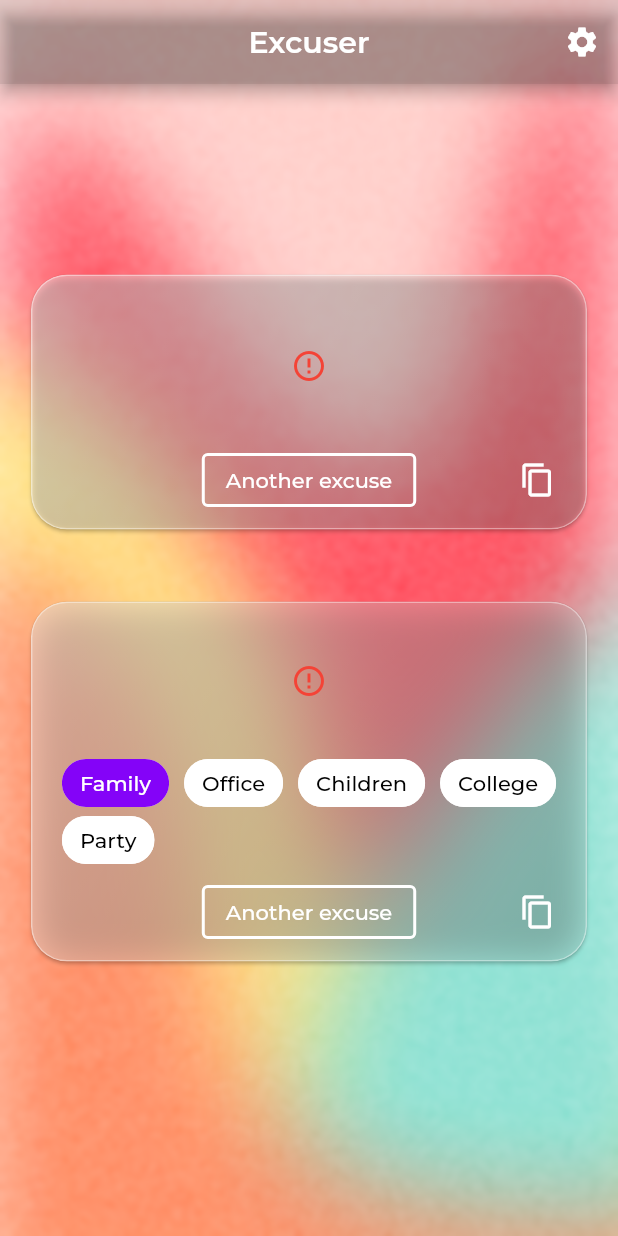
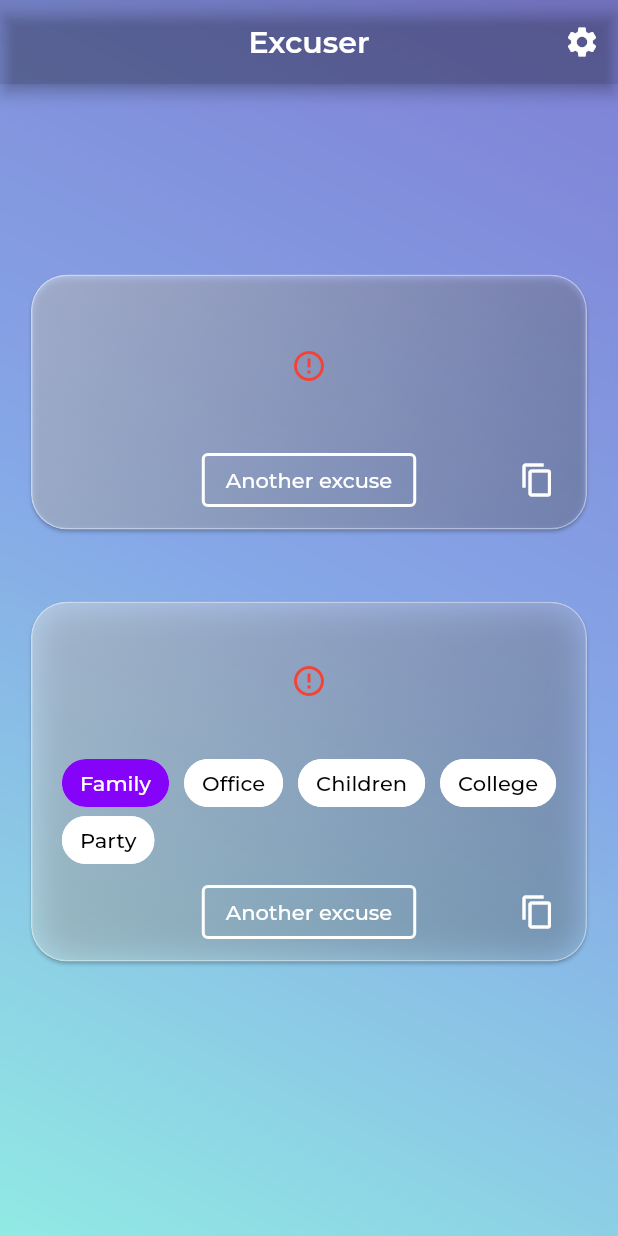
Before and after one commit to seyfettiny/excuserapp, a Flutter app: the screen it shows after launch, on a phone screen of 412 x 824 dp. Run offline on Flutter 3.47's test engine with Material 2 defaults, Android fonts, the phone set to English and light mode, and no system bars; drawn by our look-alikes of glass_kit, google_mobile_ads; our stand-ins replace bloc, drift, equatable, flutter_bloc, get_it, internet_connection_checker and 3 more; missing offline and left inert: drift_db_viewer; accounts and stored records are empty; generated files the repository leaves out were written again; network calls fail; project files that could hold a hidden picture were left out.

Commit message:
Replace background images with gradient colors.

```diff
--- a/lib/constants/app_constants.dart
+++ b/lib/constants/app_constants.dart
@@ -1,20 +1,25 @@
 import 'dart:io';
+import 'dart:ui';
 
 import 'package:google_mobile_ads/google_mobile_ads.dart';
 
 import '../../../../env/env.dart';
 
 class AppConstants {
-  static const backgrounds = [
-    'assets/images/2.png',
-    'assets/images/5.jpg',
-    'assets/images/13.jpg',
-    'assets/images/16.jpg',
-    'assets/images/21.jpg',
-    'assets/images/31.jpg',
-    'assets/images/45.jpg',
+  static const gradientBgColorPairs = [
+    [Color(0xFF12c2e9), Color(0xFFc471ed), Color(0xFFf64f59)],
+    [Color(0xFF373B44), Color(0xFF4286f4)],
+    [Color(0xFFFF0099), Color(0xFF493240)],
+    [Color(0xFF1f4037), Color(0xFF99f2c8)],
+    [Color(0xFF91EAE4), Color(0xFF86A8E7), Color(0xFF7F7FD5)],
+    [Color(0xFF240b36), Color(0xFF240b36)],
+    [Color(0xFFf12711), Color(0xFFf5af19)],
+    [Color(0xFF6be585), Color(0xFFdd3e54)],
+    [Color(0xFF8360c3), Color(0xFF2ebf91)],
+    [Color(0xFF654ea3), Color(0xFFeaafc8)],
+    [Color(0xFF333333), Color(0xFFdd1818)],
+    [Color(0xFFb20a2c), Color(0xFFfffbd5)],
   ];
-
   static final BannerAd bannerAd = BannerAd(
     //ca-app-pub-3940256099942544/6300978111
     adUnitId: Platform.isAndroid
--- a/lib/presentation/screens/home_screen.dart
+++ b/lib/presentation/screens/home_screen.dart
@@ -19,7 +19,8 @@ class HomeScreen extends StatelessWidget {
 
   @override
   Widget build(BuildContext context) {
-    var _randomIndex = RandomNum.random(0, AppConstants.backgrounds.length);
+    var _randomIndex =
+        RandomNum.random(0, AppConstants.gradientBgColorPairs.length);
     return Center(
       child: Scaffold(
         backgroundColor: Colors.green,
@@ -52,11 +53,11 @@ class HomeScreen extends StatelessWidget {
         ),
         body: Container(
           decoration: BoxDecoration(
-            image: DecorationImage(
-              image: AssetImage(AppConstants.backgrounds[_randomIndex]),
-              fit: BoxFit.cover,
-            ),
-          ),
+              gradient: LinearGradient(
+            begin: Alignment.bottomLeft,
+            end: Alignment.topRight,
+            colors: AppConstants.gradientBgColorPairs[_randomIndex],
+          )),
           alignment: Alignment.center,
           padding: const EdgeInsets.all(8),
           child: BackdropFilter(
--- a/pubspec.yaml
+++ b/pubspec.yaml
@@ -1,6 +1,6 @@
 name: excuserapp
 description: A new Flutter project.
-publish_to: 'none'
+publish_to: "none"
 version: 1.0.6+9
 
 environment:
@@ -30,7 +30,7 @@ dependencies:
 flutter_icons:
   android: true
   ios: true
-  image_path: 'assets/icon/icon.png'
+  image_path: "assets/icon/icon.png"
 
 dev_dependencies:
   flutter_test:
@@ -84,4 +84,3 @@ flutter:
   assets:
     - assets/fonts/
     - assets/icon/
-    - assets/images/
```
Also changed, not shown: assets/images/13.jpg (deleted), assets/images/16.jpg (deleted), assets/images/2.png (deleted), assets/images/21.jpg (deleted), assets/images/31.jpg (deleted), assets/images/45.jpg (deleted), assets/images/5.jpg (deleted).
